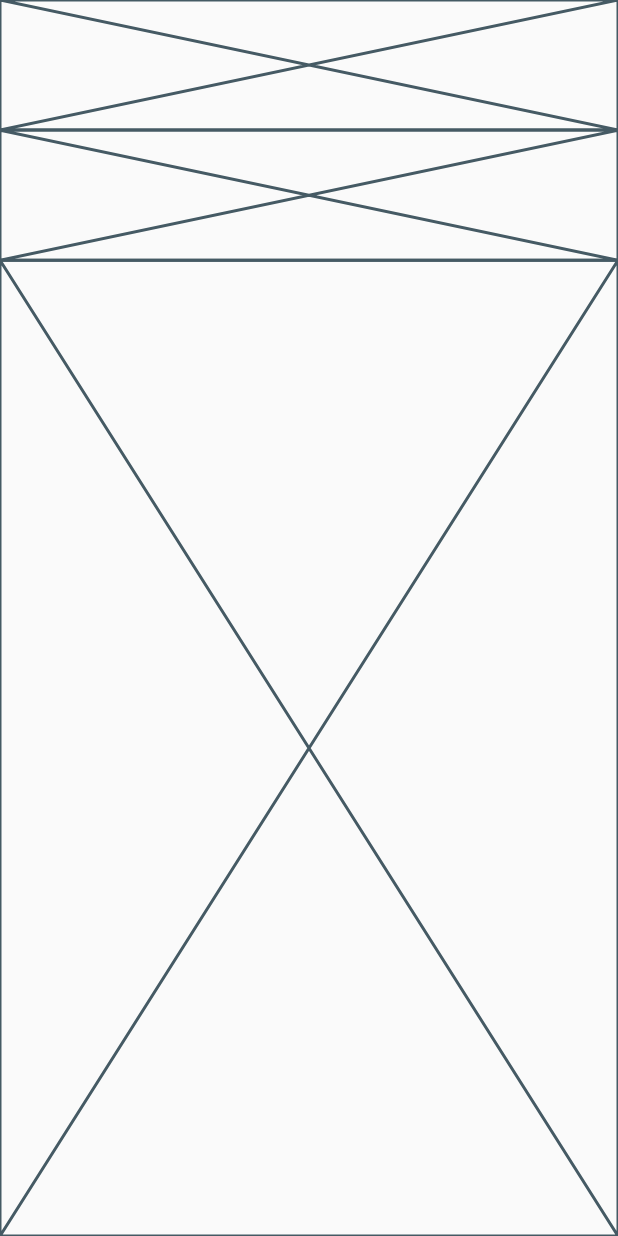
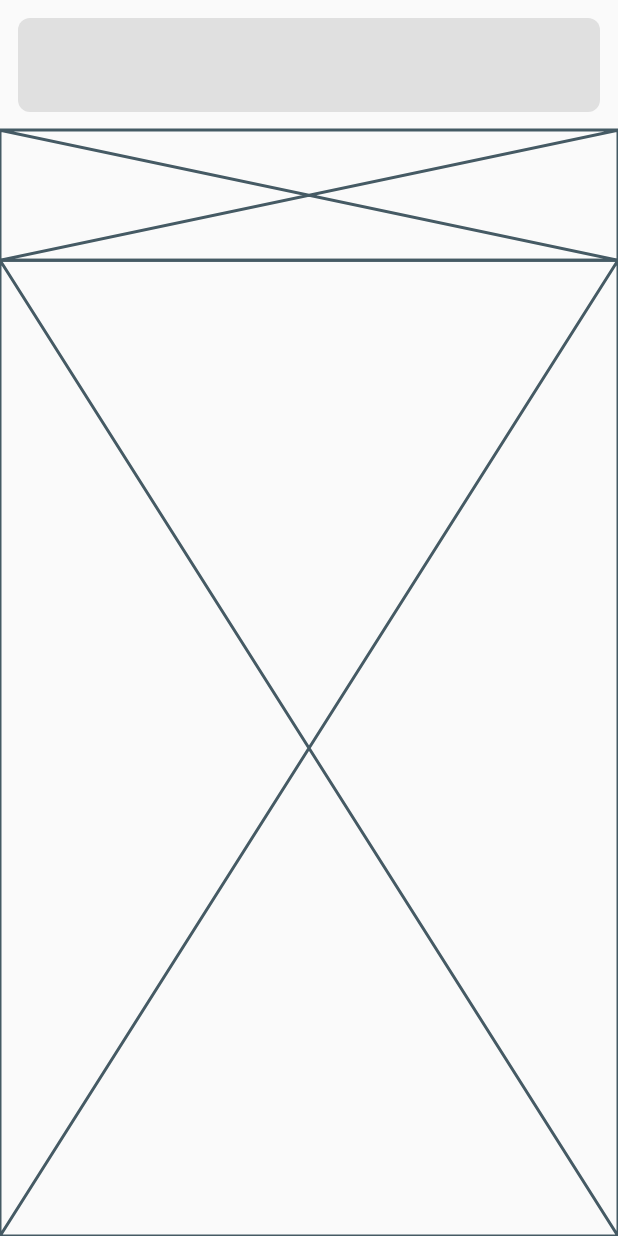
Before and after one commit to JAICHANGPARK/flutter_notebook_8th_story, a Flutter app: the screen it shows after launch, on a phone screen of 412 x 824 dp. Run offline on Flutter 3.47's test engine with Material 2 defaults, Android fonts, the phone set to English and light mode, and no system bars; our stand-ins replace badges, flutter_hooks, google_fonts, hooks_riverpod, state_notifier.

Commit message:
Update rental_main_page.dart

```diff
--- a/lib/ep585_rental_app/rental_main_page.dart
+++ b/lib/ep585_rental_app/rental_main_page.dart
@@ -15,7 +15,13 @@ class _RentalMainPageState extends State<RentalMainPage> {
           children: [
             Expanded(
               flex: 2,
-              child: Placeholder(),
+              child: Container(
+                margin: EdgeInsets.all(12),
+                decoration: BoxDecoration(
+                  color: Colors.grey[300],
+                  borderRadius: BorderRadius.circular(8),
+                ),
+              ),
             ),
             Expanded(
               flex: 2,
```
